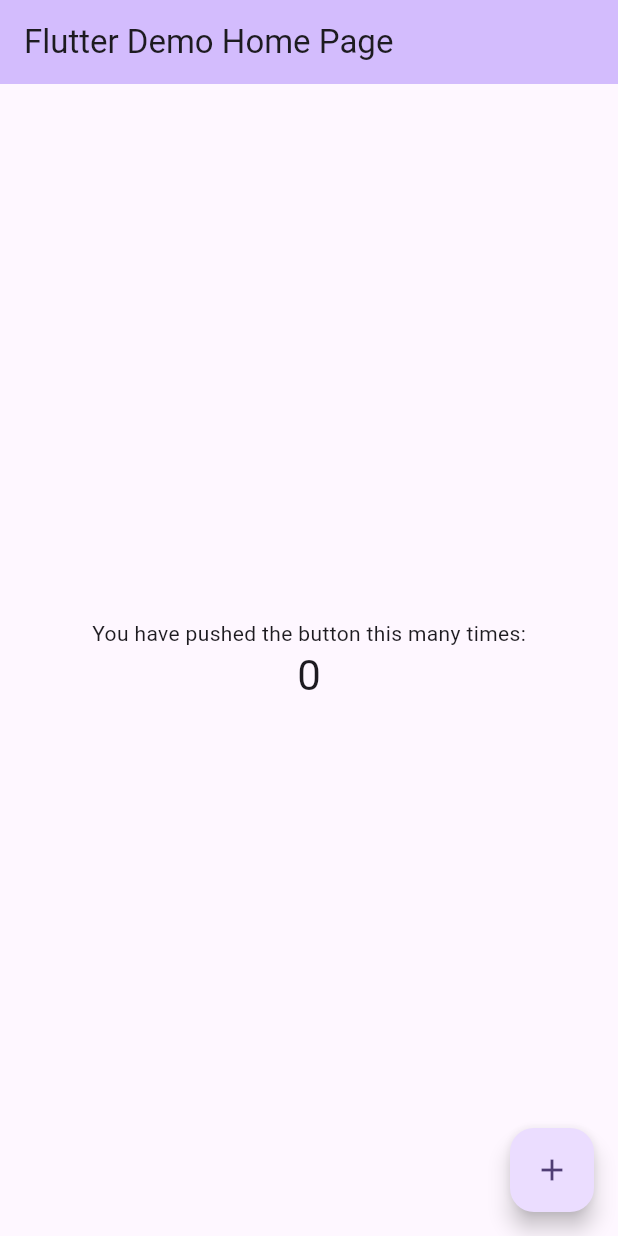
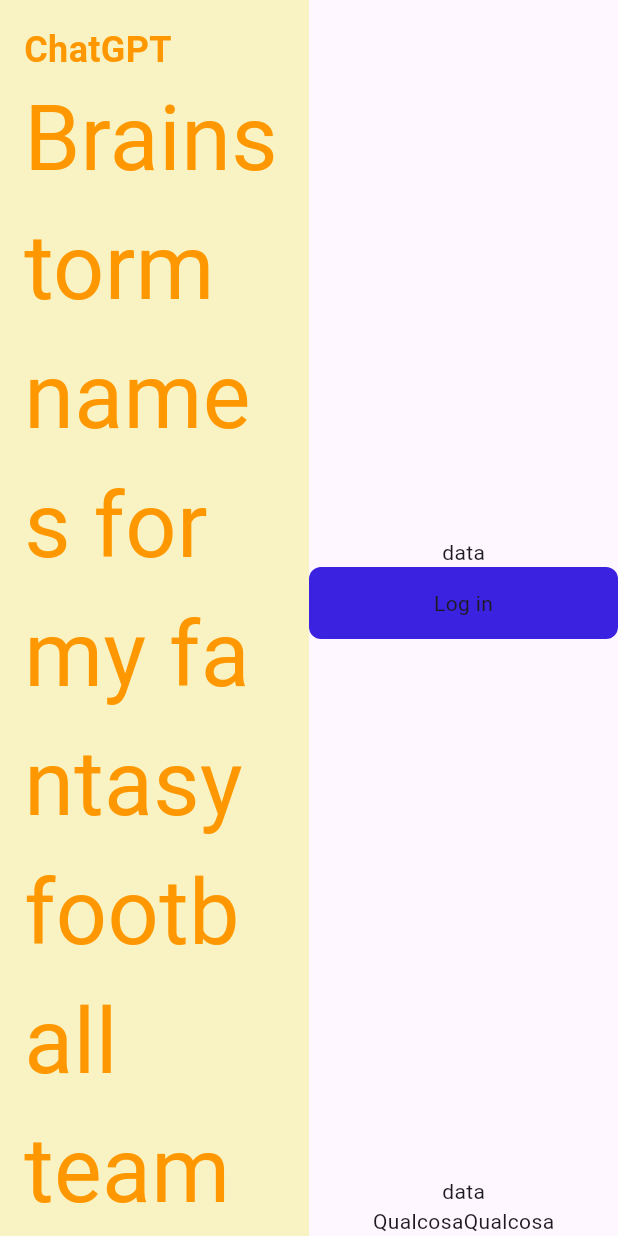
Before and after one commit to V-capriotti/secondo_media, a Flutter app: the screen it shows after launch, on a phone screen of 412 x 824 dp. Run offline on Flutter 3.47's test engine with Material 2 defaults, Android fonts, the phone set to English and light mode, and no system bars.

Commit message:
feat(auth view)

```diff
--- a/secondo_media/lib/main.dart
+++ b/secondo_media/lib/main.dart
@@ -1,4 +1,5 @@
 import 'package:flutter/material.dart';
+import 'package:secondo_media/src/presentation/auth/auth.dart';
 
 void main() {
   runApp(const MyApp());
@@ -31,95 +32,7 @@ class MyApp extends StatelessWidget {
         colorScheme: ColorScheme.fromSeed(seedColor: Colors.deepPurple),
         useMaterial3: true,
       ),
-      home: const MyHomePage(title: 'Flutter Demo Home Page'),
+      home: AuthView(),
     );
   }
 }
-
-class MyHomePage extends StatefulWidget {
-  const MyHomePage({super.key, required this.title});
-
-  // This widget is the home page of your application. It is stateful, meaning
-  // that it has a State object (defined below) that contains fields that affect
-  // how it looks.
-
-  // This class is the configuration for the state. It holds the values (in this
-  // case the title) provided by the parent (in this case the App widget) and
-  // used by the build method of the State. Fields in a Widget subclass are
-  // always marked "final".
-
-  final String title;
-
-  @override
-  State<MyHomePage> createState() => _MyHomePageState();
-}
-
-class _MyHomePageState extends State<MyHomePage> {
-  int _counter = 0;
-
-  void _incrementCounter() {
-    setState(() {
-      // This call to setState tells the Flutter framework that something has
-      // changed in this State, which causes it to rerun the build method below
-      // so that the display can reflect the updated values. If we changed
-      // _counter without calling setState(), then the build method would not be
-      // called again, and so nothing would appear to happen.
-      _counter++;
-    });
-  }
-
-  @override
-  Widget build(BuildContext context) {
-    // This method is rerun every time setState is called, for instance as done
-    // by the _incrementCounter method above.
-    //
-    // The Flutter framework has been optimized to make rerunning build methods
-    // fast, so that you can just rebuild anything that needs updating rather
-    // than having to individually change instances of widgets.
-    return Scaffold(
-      appBar: AppBar(
-        // TRY THIS: Try changing the color here to a specific color (to
-        // Colors.amber, perhaps?) and trigger a hot reload to see the AppBar
-        // change color while the other colors stay the same.
-        backgroundColor: Theme.of(context).colorScheme.inversePrimary,
-        // Here we take the value from the MyHomePage object that was created by
-        // the App.build method, and use it to set our appbar title.
-        title: Text(widget.title),
-      ),
-      body: Center(
-        // Center is a layout widget. It takes a single child and positions it
-        // in the middle of the parent.
-        child: Column(
-          // Column is also a layout widget. It takes a list of children and
-          // arranges them vertically. By default, it sizes itself to fit its
-          // children horizontally, and tries to be as tall as its parent.
-          //
-          // Column has various properties to control how it sizes itself and
-          // how it positions its children. Here we use mainAxisAlignment to
-          // center the children vertically; the main axis here is the vertical
-          // axis because Columns are vertical (the cross axis would be
-          // horizontal).
-          //
-          // TRY THIS: Invoke "debug painting" (choose the "Toggle Debug Paint"
-          // action in the IDE, or press "p" in the console), to see the
-          // wireframe for each widget.
-          mainAxisAlignment: MainAxisAlignment.center,
-          children: <Widget>[
-            const Text(
-              'You have pushed the button this many times:',
-            ),
-            Text(
-              '$_counter',
-              style: Theme.of(context).textTheme.headlineMedium,
-            ),
-          ],
-        ),
-      ),
-      floatingActionButton: FloatingActionButton(
-        onPressed: _incrementCounter,
-        tooltip: 'Increment',
-        child: const Icon(Icons.add),
-      ), // This trailing comma makes auto-formatting nicer for build methods.
-    );
-  }
-}
--- /dev/null
+++ b/secondo_media/lib/src/presentation/auth/auth.dart
@@ -0,0 +1,89 @@
+import 'package:flutter/material.dart';
+import 'package:flutter/rendering.dart';
+
+class AuthView extends StatelessWidget {
+  const AuthView({super.key});
+
+  @override
+  Widget build(BuildContext context) {
+    return Scaffold(
+      body: Row(
+        children: [
+          Expanded(
+            child: Container(
+              decoration: BoxDecoration(
+                color: Color.fromARGB(255, 249, 243, 195)
+              ),
+              child: Padding(
+                padding: const EdgeInsets.all(16),
+                child: Column(
+                  mainAxisAlignment: MainAxisAlignment.spaceBetween,
+                  crossAxisAlignment: CrossAxisAlignment.start,
+                  children: [
+                    Text(
+                      'ChatGPT',
+                      style: TextStyle(
+                        color: Colors.orange,
+                        fontSize: 24,
+                        fontWeight: FontWeight.bold,
+                      ),
+                      ),
+                    Text(
+                      'Brainstorm names for my fantasy football team',
+                      style: TextStyle(
+                        color: Colors.orange,
+                        fontSize: 60,
+                      ),
+                      ),
+                    SizedBox.shrink()
+                ],
+                           ),
+              ),
+            ),
+          ),
+          Expanded(
+            child: Center(
+              child: SizedBox(
+                width: 480,
+                child: Column(
+                mainAxisAlignment: MainAxisAlignment.spaceBetween,
+                children: [
+                  SizedBox(),
+                  Column(
+                    children: [
+                      Text('data'),
+                      Container(
+                        width: double.infinity,
+                        height: 48,
+                        decoration: BoxDecoration(
+                          color: Color.fromARGB(255, 59, 34, 224),
+                          borderRadius: BorderRadius.circular(8),
+                         ),
+                        child: Center(
+                          child: Text('Log in'),
+                          ),
+                      )
+                    ],
+                  ),
+                  Column(
+                    children: [
+                      Text('data'),
+                      Row(
+                        mainAxisAlignment: MainAxisAlignment.center,
+                        children: [
+                          Text('Qualcosa'),
+                          Container(),
+                          Text('Qualcosa'),
+                        ],
+                      )
+                    ],
+                  ),
+                ],
+                        ),
+              ),
+            ),)
+        ],
+      ),
+    );
+  }
+}
```
